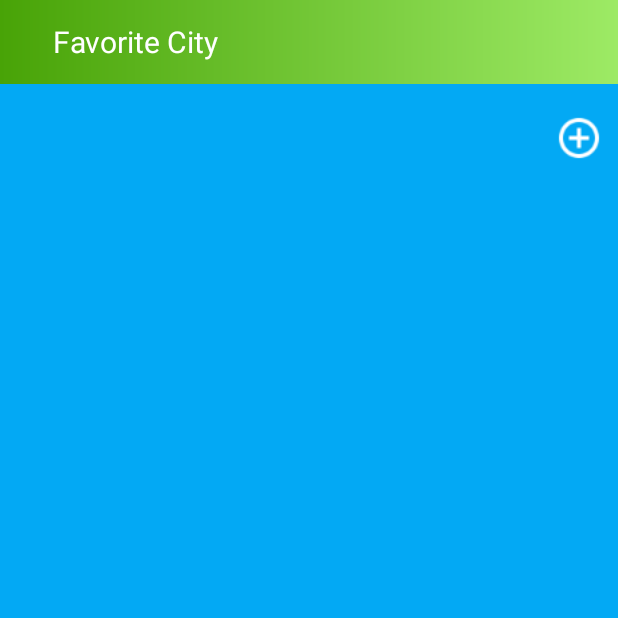
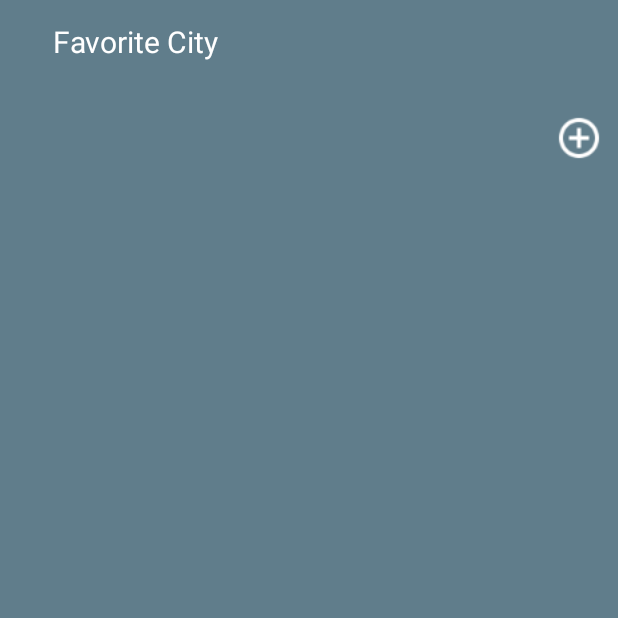
Before and after one commit to tungphan311/WeatherForecast, an Android app: the ChooseCity screen opened directly, with no data from a screen before it, on a phone screen of 412 x 824 dp, the top half of it. Run offline under Robolectric (Android 15) with nearby library versions, the phone set to English and light mode, and no system bars; our stand-ins replace Picasso, Volley; pictures from the network do not load.

Commit message:
Layout edit

```diff
--- a/app/src/main/res/layout/activity_choose_city.xml
+++ b/app/src/main/res/layout/activity_choose_city.xml
@@ -4,12 +4,12 @@
     android:orientation="vertical"
     android:layout_width="match_parent"
     android:layout_height="match_parent"
-    android:background="@color/primary_light_blue">
+    android:background="@color/splashBackground">
 
     <LinearLayout
         android:layout_width="match_parent"
-        android:layout_height="?attr/actionBarSize"
-        android:background="@drawable/background_toolbar">
+        android:layout_height="?attr/actionBarSize">
+        <!--android:background="@drawable/background_toolbar">-->
 
         <TextView
             android:layout_width="match_parent"
--- a/app/src/main/res/layout/activity_search.xml
+++ b/app/src/main/res/layout/activity_search.xml
@@ -29,7 +29,7 @@
             android:textColor="#fff"
             android:textColorHint="#fff"
             android:layout_height="wrap_content"
-            android:hint="Nhập tên thành phố">
+            android:hint="Enter city name">
 
         </EditText>
 
```
